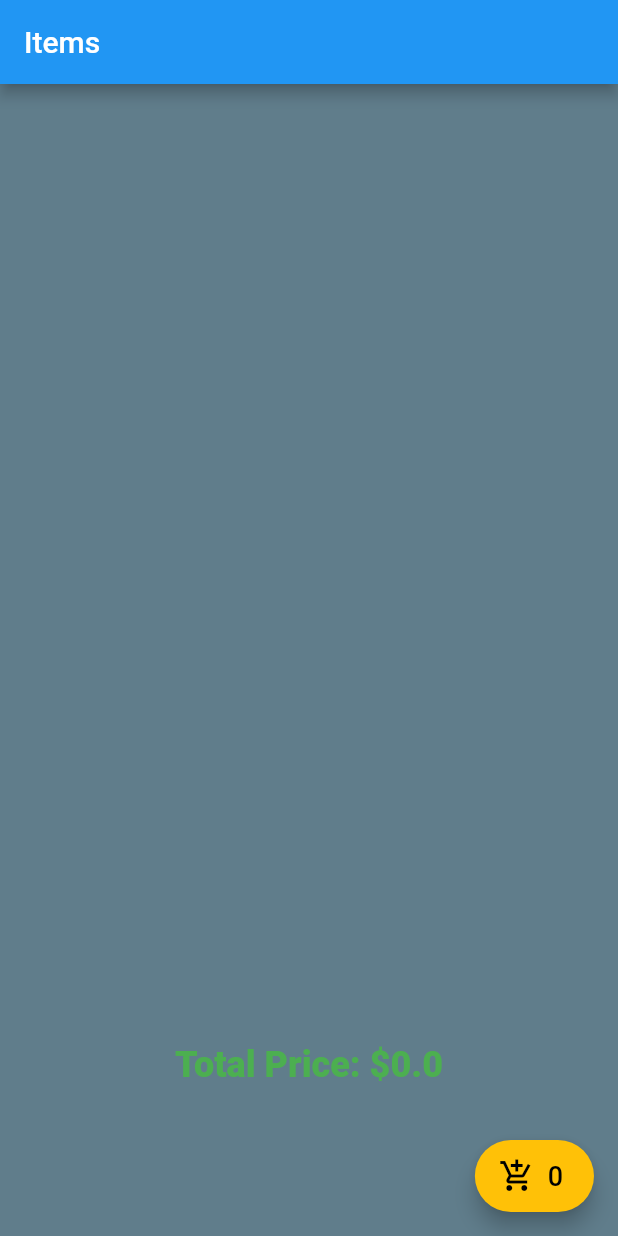
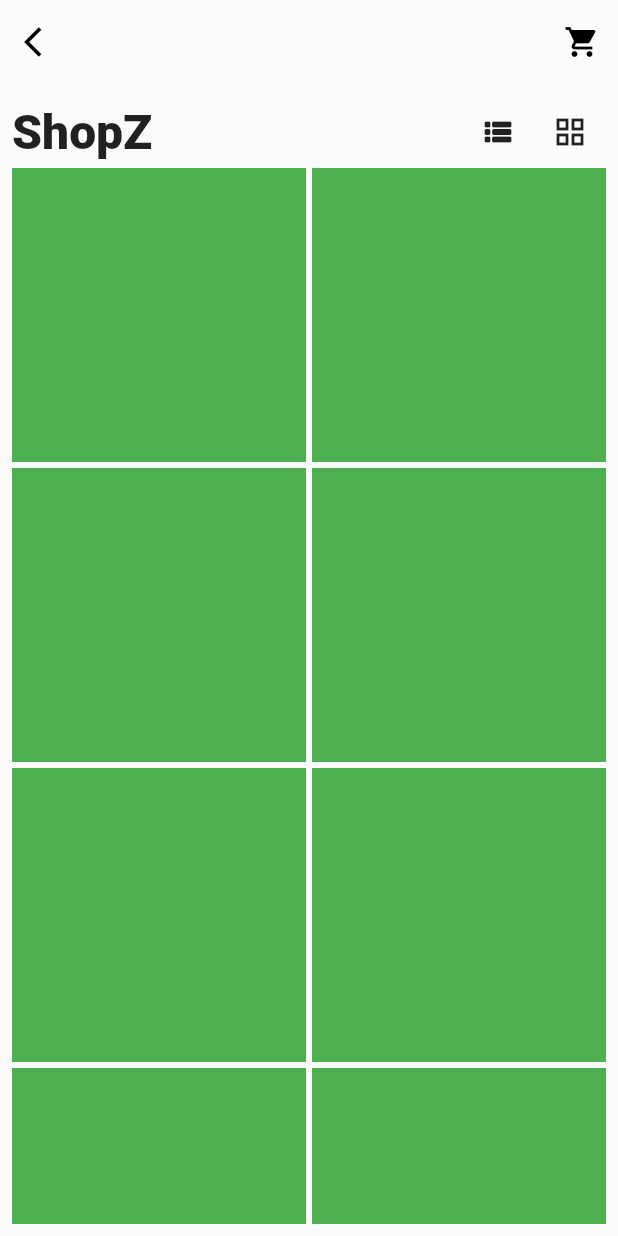
Before and after one commit to zahid2873/getX, a Flutter app: the screen it shows after launch, on a phone screen of 412 x 824 dp. Run offline on Flutter 3.47's test engine with Material 2 defaults, Android fonts, the phone set to English and light mode, and no system bars; our stand-ins replace get; Roboto replaces fonts that are missing (avenir).

Commit message:
shopping page(api/getx) /gridview commit

```diff
--- a/lib/controllers/shopping_controller.dart
+++ b/lib/controllers/shopping_controller.dart
@@ -14,6 +14,7 @@ class ShoppingController extends GetxController{
 
   void fetchProducts() async {
     await Future.delayed(Duration(seconds: 2));
+    var productResult = [
       Product(
           id: 1,
           price: 30,
--- a/lib/main.dart
+++ b/lib/main.dart
@@ -1,5 +1,6 @@
 import 'package:flutter/material.dart';
 import 'package:getx/pages/home_page.dart';
+import 'package:getx/pages/shopping_page.dart';
 
 void main() {
   runApp(const MyApp());
@@ -17,7 +18,7 @@ class MyApp extends StatelessWidget {
 
         primarySwatch: Colors.blue,
       ),
-      home:  HomePage(),
+      home:  ShoppingHomePage(),
     );
   }
 }
--- /dev/null
+++ b/lib/pages/shopping_page.dart
@@ -0,0 +1,55 @@
+import 'package:flutter/material.dart';
+
+class ShoppingHomePage extends StatelessWidget {
+  const ShoppingHomePage({Key? key}) : super(key: key);
+
+  @override
+  Widget build(BuildContext context) {
+    return Scaffold(
+      appBar: AppBar(
+        leading: IconButton(
+          onPressed: (){},
+          icon: Icon(Icons.arrow_back_ios,color: Colors.black,),
+        ),
+        actions: [
+          IconButton(onPressed: (){}, icon: Icon(Icons.shopping_cart,color: Colors.black,)),
+        ],
+        elevation: 0,
+        backgroundColor: Colors.transparent,
+      ),
+      body: Padding(
+        padding: const EdgeInsets.all(8.0),
+        child: Column(
+          children: [
+            Row(
+              mainAxisAlignment: MainAxisAlignment.spaceBetween,
+              children: [
+                Text('ShopZ',style: TextStyle(fontSize: 32,fontFamily: 'avenir',fontWeight: FontWeight.w900),),
+                Row(
+                  children: [
+                    IconButton(onPressed: (){}, icon: Icon(Icons.view_list_rounded)),
+                    IconButton(onPressed: (){}, icon: Icon(Icons.grid_view)),
+                  ],
+                )
+              ],
+            ),
+            Expanded(
+              child: GridView.builder(gridDelegate: SliverGridDelegateWithFixedCrossAxisCount(
+                crossAxisCount: 2,
+                mainAxisSpacing: 4,
+                crossAxisSpacing: 4,
+                childAspectRatio: 1,
+              ),
+                  itemCount: 20,
+                  itemBuilder: (context,index){
+                return Container(
+                  color: Colors.green,
+                );
+              }),
+            )
+          ],
+        ),
+      ),
+    );
+  }
+}
--- a/pubspec.yaml
+++ b/pubspec.yaml
@@ -37,6 +37,8 @@ dependencies:
   # Use with the CupertinoIcons class for iOS style icons.
   cupertino_icons: ^1.0.2
   get:
+  http:
+
 
 dev_dependencies:
   flutter_test:
```
Also changed, not shown: pubspec.lock.
